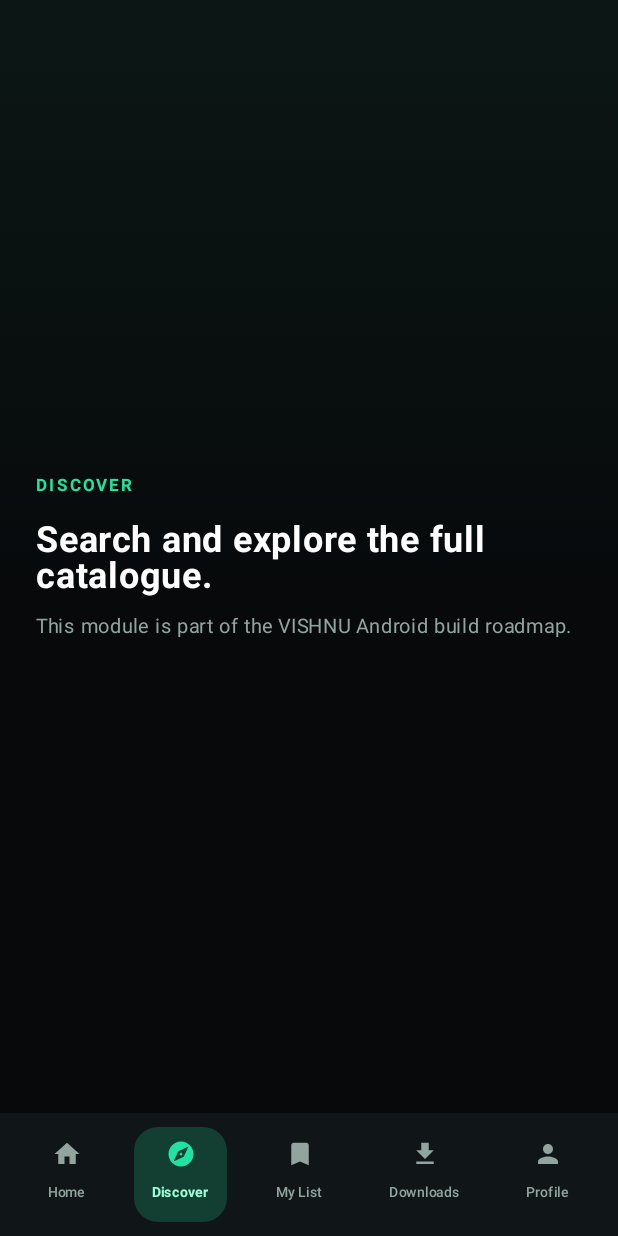
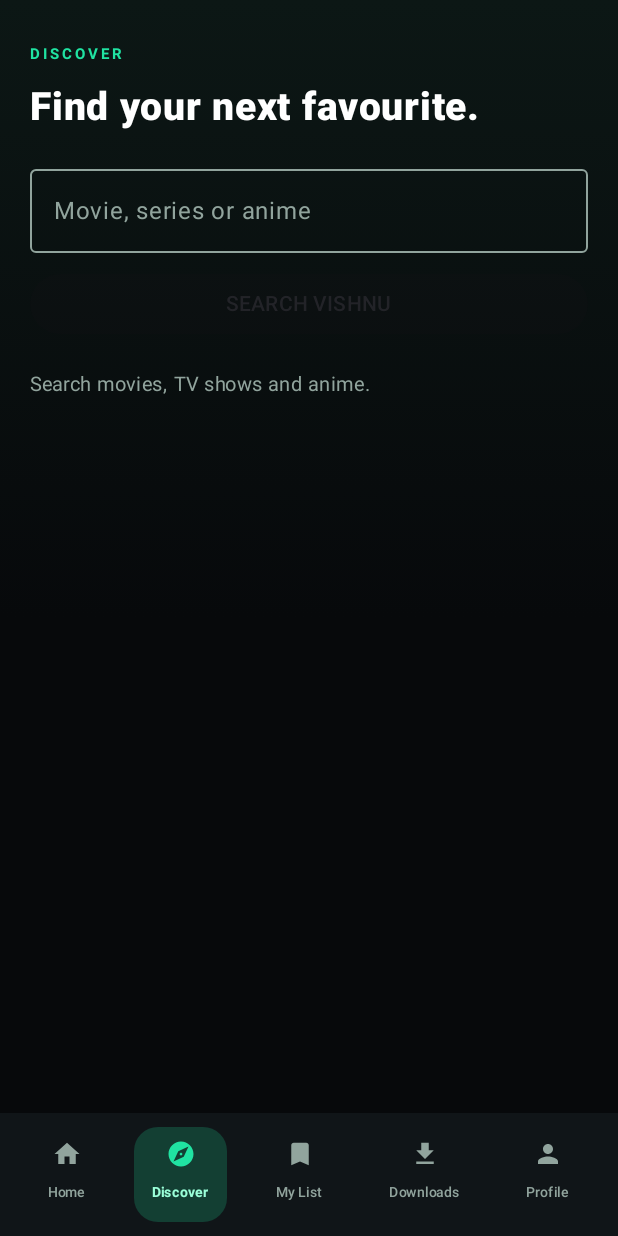
Before and after one commit to tsaikrishna-10/Vishnu, an Android app built with Jetpack Compose: the screen it shows after launch (MainActivity), after a tap on "Search", on a phone screen of 412 x 824 dp. Run offline under Robolectric (Android 15) with nearby library versions, the phone set to English and light mode, and no system bars; pictures from the network do not load.

Commit message:
Implement native TMDB multi-search discovery screen

```diff
--- a/app/src/main/java/com/vishnu/app/MainActivity.kt
+++ b/app/src/main/java/com/vishnu/app/MainActivity.kt
@@ -26,6 +26,12 @@ import androidx.compose.foundation.layout.size
 import androidx.compose.foundation.layout.width
 import androidx.compose.foundation.verticalScroll
 import androidx.compose.foundation.lazy.LazyRow
+import androidx.compose.foundation.lazy.LazyColumn
+import androidx.compose.foundation.lazy.items
+import androidx.compose.material3.Button
+import androidx.compose.material3.CircularProgressIndicator
+import androidx.compose.material3.OutlinedTextField
+import androidx.compose.material3.OutlinedTextFieldDefaults
 import androidx.compose.foundation.lazy.items
 import androidx.compose.foundation.rememberScrollState
 import androidx.compose.foundation.shape.CircleShape
@@ -47,6 +53,7 @@ import androidx.compose.runtime.getValue
 import androidx.compose.runtime.mutableStateOf
 import androidx.compose.runtime.remember
 import androidx.compose.runtime.setValue
+import kotlinx.coroutines.delay
 import androidx.compose.ui.Alignment
 import androidx.compose.ui.Modifier
 import androidx.compose.ui.draw.clip
@@ -97,6 +104,7 @@ private fun VishnuApp() {
                 ) { page ->
                     when (page) {
                         "Home" -> HomeScreen(onDiscover = { selected = "Discover" })
+                        "Discover" -> DiscoverScreen()
                         else -> PlaceholderScreen(page)
                     }
                 }
@@ -254,6 +262,110 @@ private fun HomeScreen(onDiscover: () -> Unit) {
     }
 }
 
+
+@Composable
+private fun DiscoverScreen() {
+    var input by remember { mutableStateOf("") }
+    var submitted by remember { mutableStateOf("") }
+    var results by remember { mutableStateOf<List<TmdbTitle>>(emptyList()) }
+    var loading by remember { mutableStateOf(false) }
+    var message by remember { mutableStateOf("Search movies, TV shows and anime.") }
+
+    LaunchedEffect(submitted) {
+        if (submitted.isBlank()) return@LaunchedEffect
+        loading = true
+        message = "Searching the VISHNU catalogue…"
+        try {
+            val encoded = android.net.Uri.encode(submitted.trim())
+            val response = TmdbClient.api.getCatalogue("/search/multi?query=$encoded&include_adult=false&language=en-US&page=1")
+            results = response.results.filter { it.media_type != "person" }
+            message = if (results.isEmpty()) "No titles found. Try another search." else ""
+        } catch (_: Exception) {
+            results = emptyList()
+            message = "Search unavailable. Check your connection and try again."
+        } finally {
+            loading = false
+        }
+    }
+
+    Column(
+        modifier = Modifier
+            .fillMaxSize()
+            .verticalScroll(rememberScrollState())
+            .padding(horizontal = 20.dp)
+            .padding(top = 24.dp)
+    ) {
+        Text("DISCOVER", color = Emerald, fontSize = 10.sp, letterSpacing = 2.sp, fontWeight = FontWeight.Bold)
+        Spacer(Modifier.height(8.dp))
+        Text("Find your next favourite.", color = Color.White, fontSize = 26.sp, fontWeight = FontWeight.ExtraBold)
+        Spacer(Modifier.height(18.dp))
+        OutlinedTextField(
+            value = input,
+            onValueChange = { input = it },
+            modifier = Modifier.fillMaxWidth(),
+            singleLine = true,
+            label = { Text("Movie, series or anime") },
+            colors = OutlinedTextFieldDefaults.colors(
+                focusedTextColor = Color.White,
+                unfocusedTextColor = Color.White,
+                focusedBorderColor = Emerald,
+                unfocusedBorderColor = Muted,
+                focusedLabelColor = Emerald,
+                unfocusedLabelColor = Muted,
+                cursorColor = Emerald
+            )
+        )
+        Spacer(Modifier.height(10.dp))
+        Button(
+            onClick = { submitted = input.trim() },
+            enabled = input.isNotBlank() && !loading,
+            modifier = Modifier.fillMaxWidth()
+        ) {
+            Text("SEARCH VISHNU")
+        }
+        Spacer(Modifier.height(18.dp))
+        if (loading) {
+            CircularProgressIndicator(color = Emerald, modifier = Modifier.align(Alignment.CenterHorizontally))
+        }
+        if (results.isEmpty()) {
+            Text(message, color = Muted, fontSize = 13.sp)
+        } else {
+            Text("${results.size} RESULTS", color = Emerald, fontSize = 10.sp, letterSpacing = 1.5.sp, fontWeight = FontWeight.Bold)
+            Spacer(Modifier.height(12.dp))
+            results.forEach { title ->
+                Row(
+                    modifier = Modifier
+                        .fillMaxWidth()
+                        .padding(bottom = 14.dp)
+                        .clip(RoundedCornerShape(14.dp))
+                        .background(Panel)
+                        .padding(10.dp),
+                    verticalAlignment = Alignment.CenterVertically
+                ) {
+                    coil.compose.AsyncImage(
+                        model = title.poster_path?.let { "https://image.tmdb.org/t/p/w185$it" },
+                        contentDescription = title.displayTitle,
+                        modifier = Modifier
+                            .width(66.dp)
+                            .height(96.dp)
+                            .clip(RoundedCornerShape(9.dp))
+                            .background(Void)
+                    )
+                    Spacer(Modifier.width(12.dp))
+                    Column(modifier = Modifier.weight(1f)) {
+                        Text(title.displayTitle, color = Color.White, fontSize = 14.sp, fontWeight = FontWeight.Bold, maxLines = 2, overflow = TextOverflow.Ellipsis)
+                        Spacer(Modifier.height(4.dp))
+                        Text((title.media_type ?: "title").uppercase(), color = Emerald, fontSize = 9.sp, letterSpacing = 1.sp)
+                        Spacer(Modifier.height(5.dp))
+                        Text(title.overview ?: "No synopsis available.", color = Muted, fontSize = 11.sp, maxLines = 3, overflow = TextOverflow.Ellipsis, lineHeight = 15.sp)
+                    }
+                }
+            }
+        }
+        Spacer(Modifier.height(28.dp))
+    }
+}
+
 @Composable
 private fun PlaceholderScreen(page: String) {
     val subtitle = when (page) {
```
